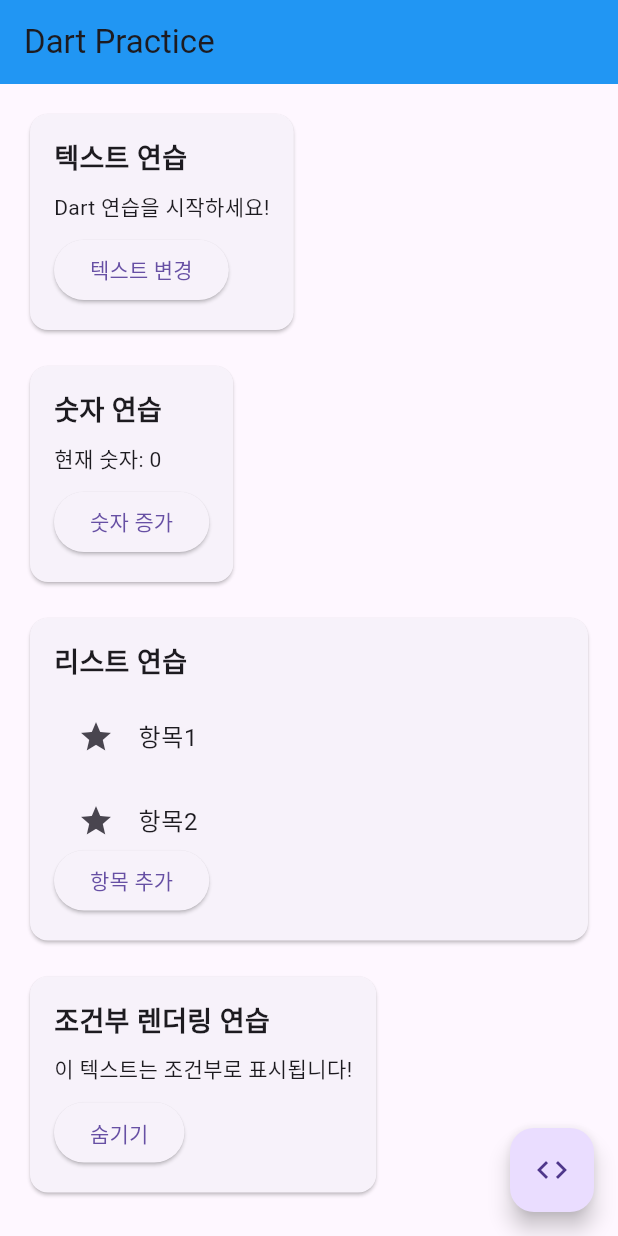
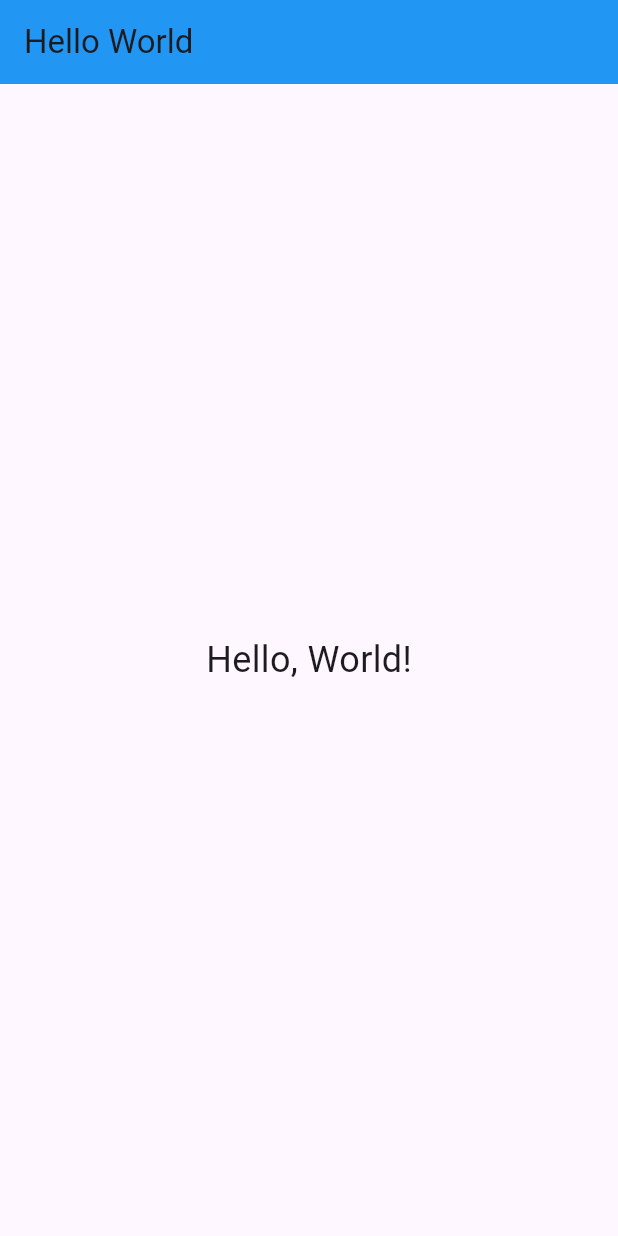
Before and after one commit to Leeyoungsup/flutter_UI_practice, a Flutter app: the screen it shows after launch, on a phone screen of 412 x 824 dp. Run offline on Flutter 3.47's test engine with Material 3 defaults, Android fonts, the phone set to English and light mode, and no system bars.

Commit message:
메인 앱 구조 변경 및 "Hello World" 예제 추가

```diff
--- a/lib/main.dart
+++ b/lib/main.dart
@@ -1,198 +1,32 @@
 import 'package:flutter/material.dart';
 
-// 앱 시작점
 void main() {
-  runApp(const DartPracticeApp());
+  runApp(MyApp());
 }
 
-// 메인 앱 클래스
-class DartPracticeApp extends StatelessWidget {
-  const DartPracticeApp({super.key});
-
+class MyApp extends StatelessWidget {
   @override
   Widget build(BuildContext context) {
     return MaterialApp(
-      title: 'Dart Practice App',
-      theme: ThemeData(
-        primarySwatch: Colors.blue,
-        visualDensity: VisualDensity.adaptivePlatformDensity,
-      ),
-      home: const PracticeHomePage(),
+      title: 'Hello World App',
+      home: MyHomePage(),
     );
   }
 }
 
-// 홈페이지 위젯
-class PracticeHomePage extends StatefulWidget {
-  const PracticeHomePage({super.key});
-
-  @override
-  State<PracticeHomePage> createState() => _PracticeHomePageState();
-}
-
-class _PracticeHomePageState extends State<PracticeHomePage> {
-  // TODO: 여기에 연습할 변수들을 추가하세요
-  String practiceText = 'Dart 연습을 시작하세요!';
-  int practiceNumber = 0;
-  List<String> practiceList = ['항목1', '항목2', '항목3'];
-  bool isVisible = true;
-
-  // TODO: 여기에 연습할 함수들을 추가하세요
-  void updateText() {
-    setState(() {
-      practiceText = 'Hello, Dart! ${DateTime.now()}';
-    });
-  }
-
-  void incrementNumber() {
-    setState(() {
-      practiceNumber++;
-    });
-  }
-
-  void addToList() {
-    setState(() {
-      practiceList.add('새 항목 ${practiceList.length + 1}');
-    });
-  }
-
-  void toggleVisibility() {
-    setState(() {
-      isVisible = !isVisible;
-    });
-  }
-
+class MyHomePage extends StatelessWidget {
   @override
   Widget build(BuildContext context) {
     return Scaffold(
       appBar: AppBar(
-        title: const Text('Dart Practice'),
+        title: Text('Hello World'),
         backgroundColor: Colors.blue,
       ),
-      body: Padding(
-        padding: const EdgeInsets.all(16.0),
-        child: Column(
-          crossAxisAlignment: CrossAxisAlignment.start,
-          children: [
-            // 텍스트 연습 섹션
-            Card(
-              child: Padding(
-                padding: const EdgeInsets.all(16.0),
-                child: Column(
-                  crossAxisAlignment: CrossAxisAlignment.start,
-                  children: [
-                    const Text(
-                      '텍스트 연습',
-                      style: TextStyle(fontSize: 18, fontWeight: FontWeight.bold),
-                    ),
-                    const SizedBox(height: 8),
-                    Text(practiceText),
-                    const SizedBox(height: 8),
-                    ElevatedButton(
-                      onPressed: updateText,
-                      child: const Text('텍스트 변경'),
-                    ),
-                  ],
-                ),
-              ),
-            ),
-
-            const SizedBox(height: 16),
-
-            // 숫자 연습 섹션
-            Card(
-              child: Padding(
-                padding: const EdgeInsets.all(16.0),
-                child: Column(
-                  crossAxisAlignment: CrossAxisAlignment.start,
-                  children: [
-                    const Text(
-                      '숫자 연습',
-                      style: TextStyle(fontSize: 18, fontWeight: FontWeight.bold),
-                    ),
-                    const SizedBox(height: 8),
-                    Text('현재 숫자: $practiceNumber'),
-                    const SizedBox(height: 8),
-                    ElevatedButton(
-                      onPressed: incrementNumber,
-                      child: const Text('숫자 증가'),
-                    ),
-                  ],
-                ),
-              ),
-            ),
-
-            const SizedBox(height: 16),
-
-            // 리스트 연습 섹션
-            Card(
-              child: Padding(
-                padding: const EdgeInsets.all(16.0),
-                child: Column(
-                  crossAxisAlignment: CrossAxisAlignment.start,
-                  children: [
-                    const Text(
-                      '리스트 연습',
-                      style: TextStyle(fontSize: 18, fontWeight: FontWeight.bold),
-                    ),
-                    const SizedBox(height: 8),
-                    SizedBox(
-                      height: 100,
-                      child: ListView.builder(
-                        itemCount: practiceList.length,
-                        itemBuilder: (context, index) {
-                          return ListTile(
-                            title: Text(practiceList[index]),
-                            leading: const Icon(Icons.star),
-                          );
-                        },
-                      ),
-                    ),
-                    ElevatedButton(
-                      onPressed: addToList,
-                      child: const Text('항목 추가'),
-                    ),
-                  ],
-                ),
-              ),
-            ),
-
-            const SizedBox(height: 16),
-
-            // 조건부 렌더링 연습
-            Card(
-              child: Padding(
-                padding: const EdgeInsets.all(16.0),
-                child: Column(
-                  crossAxisAlignment: CrossAxisAlignment.start,
-                  children: [
-                    const Text(
-                      '조건부 렌더링 연습',
-                      style: TextStyle(fontSize: 18, fontWeight: FontWeight.bold),
-                    ),
-                    const SizedBox(height: 8),
-                    if (isVisible)
-                      const Text('이 텍스트는 조건부로 표시됩니다!'),
-                    const SizedBox(height: 8),
-                    ElevatedButton(
-                      onPressed: toggleVisibility,
-                      child: Text(isVisible ? '숨기기' : '보이기'),
-                    ),
-                  ],
-                ),
-              ),
-            ),
-          ],
+      body: Center(
+        child: Text(
+          'Hello, World!',
+          style: TextStyle(fontSize: 24),
         ),
-      ),
-      // TODO: 여기에 더 많은 연습 위젯들을 추가하세요
-      floatingActionButton: FloatingActionButton(
-        onPressed: () {
-          // TODO: 여기에 연습할 코드를 작성하세요
-          print('FloatingActionButton이 눌렸습니다!');
-          print('현재 시간: ${DateTime.now()}');
-        },
-        child: const Icon(Icons.code),
       ),
     );
   }
```
